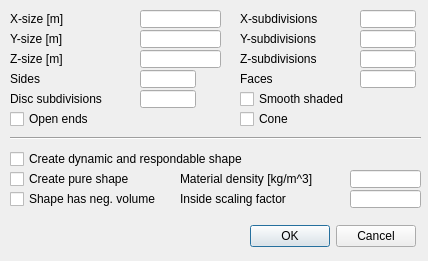
The window that ui/qdlgprimitives.ui (CoppeliaRobotics/coppeliaSimLib) describes before a commit, drawn with Qt 5.
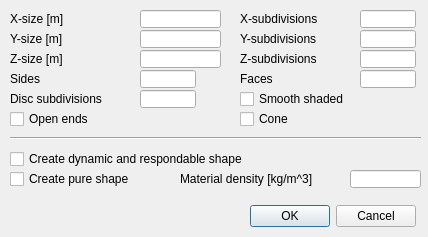
The same window after the commit.

Commit message: hid a few rarely used items, fixed simGenerateShapeFromPath

```diff
--- a/ui/qdlgprimitives.ui
+++ b/ui/qdlgprimitives.ui
@@ -7,7 +7,7 @@
     <x>0</x>
     <y>0</y>
     <width>428</width>
-    <height>261</height>
+    <height>237</height>
    </rect>
   </property>
   <property name="windowTitle">
@@ -291,7 +291,7 @@
    <property name="geometry">
     <rect>
      <x>15</x>
-     <y>220</y>
+     <y>200</y>
      <width>401</width>
      <height>32</height>
     </rect>
@@ -336,45 +336,6 @@
     </rect>
    </property>
   </widget>
-  <widget class="QCheckBox" name="qqNegativeVolume">
-   <property name="geometry">
-    <rect>
-     <x>10</x>
-     <y>190</y>
-     <width>171</width>
-     <height>18</height>
-    </rect>
-   </property>
-   <property name="focusPolicy">
-    <enum>Qt::StrongFocus</enum>
-   </property>
-   <property name="text">
-    <string>Shape has neg. volume</string>
-   </property>
-  </widget>
-  <widget class="QLineEdit" name="qqNegativeVolumeScaling">
-   <property name="geometry">
-    <rect>
-     <x>350</x>
-     <y>190</y>
-     <width>71</width>
-     <height>18</height>
-    </rect>
-   </property>
-  </widget>
-  <widget class="QLabel" name="label_11">
-   <property name="geometry">
-    <rect>
-     <x>180</x>
-     <y>190</y>
-     <width>171</width>
-     <height>18</height>
-    </rect>
-   </property>
-   <property name="text">
-    <string>Inside scaling factor</string>
-   </property>
-  </widget>
   <widget class="QCheckBox" name="qqDynamic">
    <property name="geometry">
     <rect>
```
Left out of the diff: 2 changed lines with no effect on the pictures. The commit also changes 16 other files.
